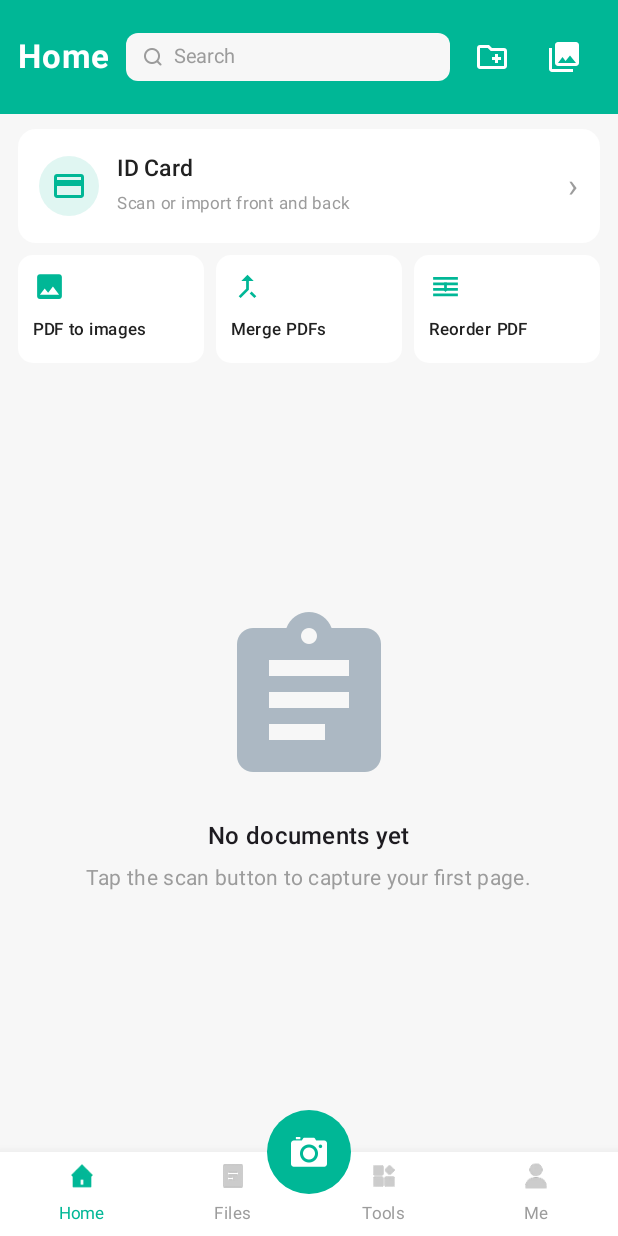
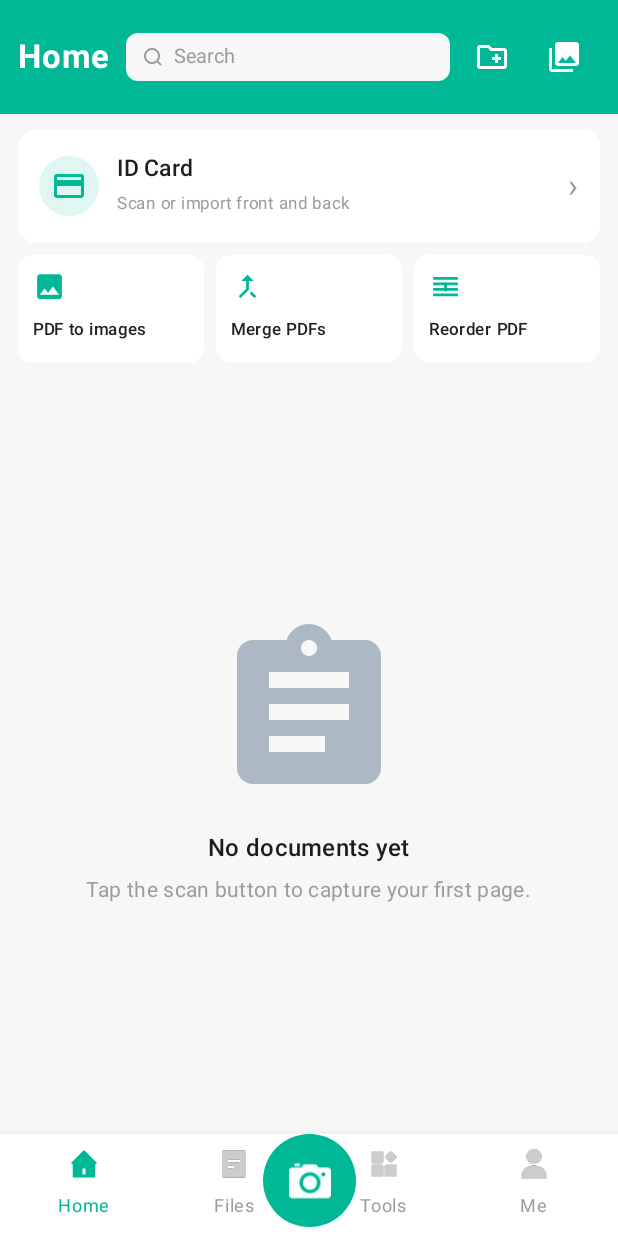
Before and after one commit to emonbudc/repdoc-scanner, an Android app built with Jetpack Compose: the screen it shows after launch (MainActivity), on a phone screen of 412 x 824 dp. Run offline under Robolectric (Android 15) with nearby library versions, the phone set to English and light mode, and no system bars.

Commit message:
Enlarge home bottom navigation

```diff
--- a/app/src/main/java/com/repdoc/scanner/ui/screens/HomeScreen.kt
+++ b/app/src/main/java/com/repdoc/scanner/ui/screens/HomeScreen.kt
@@ -713,11 +713,7 @@ private fun HomeBottomBar(
     onSelect: (HomeTab) -> Unit,
     onScan: () -> Unit
 ) {
-    Box(
-        modifier = Modifier
-            .fillMaxWidth()
-            .height(84.dp)
-    ) {
+    Box(modifier = Modifier.fillMaxWidth()) {
         Surface(
             modifier = Modifier
                 .align(Alignment.BottomCenter)
@@ -729,8 +725,8 @@ private fun HomeBottomBar(
                 modifier = Modifier
                     .fillMaxWidth()
                     .navigationBarsPadding()
-                    .height(56.dp)
-                    .padding(horizontal = 4.dp)
+                    .height(68.dp)
+                    .padding(horizontal = 6.dp)
             ) {
                 HomeTab.entries.forEach { tab ->
                     Column(
@@ -738,7 +734,7 @@ private fun HomeBottomBar(
                             .weight(1f)
                             .fillMaxHeight()
                             .clickable { onSelect(tab) }
-                            .padding(top = 6.dp),
+                            .padding(top = 8.dp),
                         horizontalAlignment = Alignment.CenterHorizontally
                     ) {
                         Image(
@@ -746,12 +742,12 @@ private fun HomeBottomBar(
                                 if (tab == selectedTab) tab.selectedIcon else tab.normalIcon
                             ),
                             contentDescription = tab.label,
-                            modifier = Modifier.size(20.dp)
+                            modifier = Modifier.size(24.dp)
                         )
-                        Spacer(Modifier.height(3.dp))
+                        Spacer(Modifier.height(4.dp))
                         Text(
                             text = tab.label,
-                            fontSize = 11.sp,
+                            fontSize = 12.sp,
                             color = if (tab == selectedTab) Brand else Muted,
                             maxLines = 1
                         )
@@ -762,7 +758,7 @@ private fun HomeBottomBar(
         Box(
             modifier = Modifier
                 .align(Alignment.TopCenter)
-                .size(56.dp)
+                .size(62.dp)
                 .clip(CircleShape)
                 .background(Brand)
                 .clickable(onClick = onScan),
@@ -771,7 +767,7 @@ private fun HomeBottomBar(
             Image(
                 painter = painterResource(R.drawable.ic_tab_scan_24px),
                 contentDescription = "Scan",
-                modifier = Modifier.size(24.dp)
+                modifier = Modifier.size(28.dp)
             )
         }
     }
```
